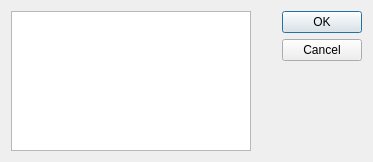
The window that GUI/dialogserialchoose.ui (DaniloBorquez/Hodoscope-Manager-GUI) describes before a commit, drawn with Qt 5.
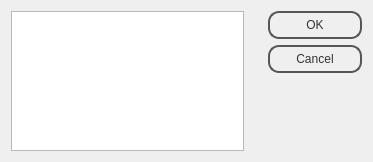
The same window after the commit.

Commit message: buffer class added. Stylesheet added to buttons in USB selector

The edit to the form file:
```diff
--- a/GUI/dialogserialchoose.ui
+++ b/GUI/dialogserialchoose.ui
@@ -13,6 +13,30 @@
   <property name="windowTitle">
    <string>Dialog</string>
   </property>
+  <property name="styleSheet">
+   <string notr="true">QPushButton {
+color: #333;
+border: 2px solid #555;
+border-radius: 11px;
+padding: 5px;
+background: qradialgradient(cx: 0.3, cy: -0.4,
+fx: 0.3, fy: -0.4,
+radius: 1.35, stop: 0 #fff, stop: 1 #888);
+min-width: 80px;
+}
+
+QPushButton:hover {
+background: qradialgradient(cx: 0.3, cy: -0.4,
+fx: 0.3, fy: -0.4,
+radius: 1.35, stop: 0 #fff, stop: 1 #bbb);
+}
+
+QPushButton:pressed {
+background: qradialgradient(cx: 0.4, cy: -0.1,
+fx: 0.4, fy: -0.1,
+radius: 1.35, stop: 0 #fff, stop: 1 #ddd);
+}</string>
+  </property>
   <property name="modal">
    <bool>true</bool>
   </property>
```
The commit also changes 3 other files.
